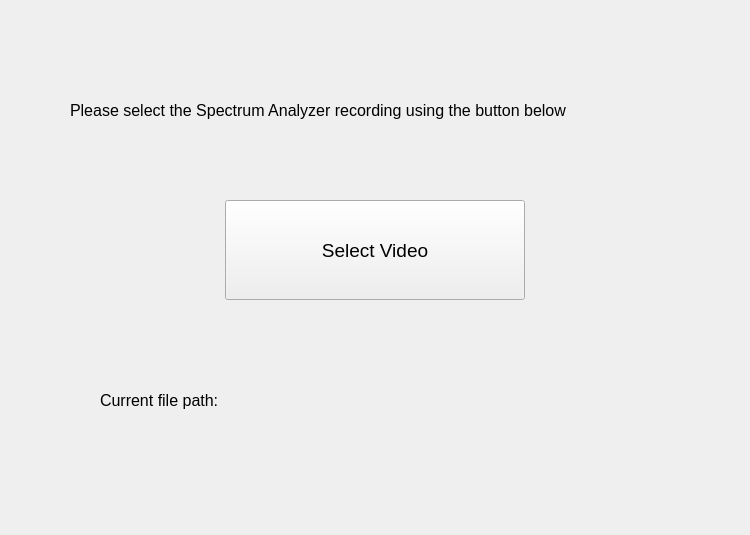
This is pyqt.ui in AnthonyDeSantiago/Spectrum_Analyzer_Tool as Qt 5 draws it before an edit. The edited form follows.
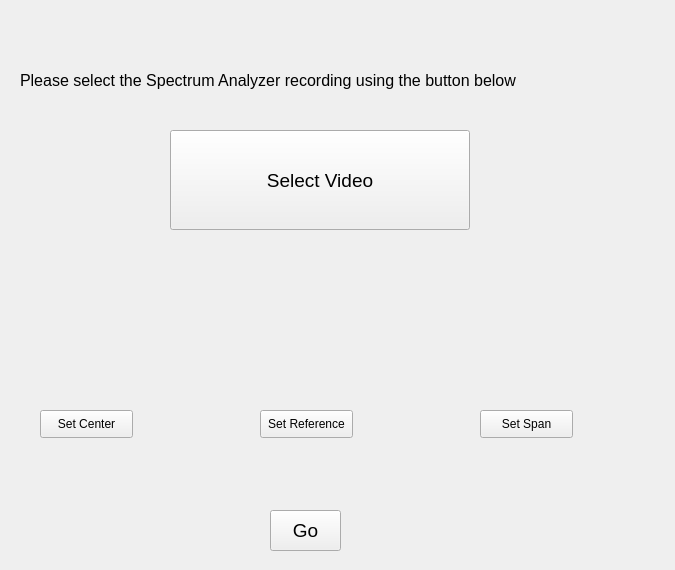
This is the edited form.

Commit message: span, center, reference

The edit to the form file:
```diff
--- a/pyqt.ui
+++ b/pyqt.ui
@@ -6,8 +6,8 @@
    <rect>
     <x>0</x>
     <y>0</y>
-    <width>750</width>
-    <height>535</height>
+    <width>675</width>
+    <height>570</height>
    </rect>
   </property>
   <property name="windowTitle">
@@ -16,8 +16,8 @@
   <widget class="QPushButton" name="pushButton">
    <property name="geometry">
     <rect>
-     <x>225</x>
-     <y>200</y>
+     <x>170</x>
+     <y>130</y>
      <width>300</width>
      <height>100</height>
     </rect>
@@ -34,8 +34,8 @@
   <widget class="QLabel" name="label">
    <property name="geometry">
     <rect>
-     <x>70</x>
-     <y>50</y>
+     <x>20</x>
+     <y>20</y>
      <width>631</width>
      <height>121</height>
     </rect>
@@ -52,9 +52,9 @@
   <widget class="QLabel" name="label_2">
    <property name="geometry">
     <rect>
-     <x>100</x>
-     <y>340</y>
-     <width>541</width>
+     <x>30</x>
+     <y>270</y>
+     <width>621</width>
      <height>121</height>
     </rect>
    </property>
@@ -64,7 +64,103 @@
     </font>
    </property>
    <property name="text">
-    <string>Current file path:</string>
+    <string/>
+   </property>
+  </widget>
+  <widget class="QPushButton" name="pushButton_2">
+   <property name="geometry">
+    <rect>
+     <x>40</x>
+     <y>410</y>
+     <width>93</width>
+     <height>28</height>
+    </rect>
+   </property>
+   <property name="text">
+    <string>Set Center</string>
+   </property>
+  </widget>
+  <widget class="QPushButton" name="pushButton_3">
+   <property name="geometry">
+    <rect>
+     <x>260</x>
+     <y>410</y>
+     <width>93</width>
+     <height>28</height>
+    </rect>
+   </property>
+   <property name="text">
+    <string>Set Reference</string>
+   </property>
+  </widget>
+  <widget class="QPushButton" name="pushButton_4">
+   <property name="geometry">
+    <rect>
+     <x>480</x>
+     <y>410</y>
+     <width>93</width>
+     <height>28</height>
+    </rect>
+   </property>
+   <property name="text">
+    <string>Set Span</string>
+   </property>
+  </widget>
+  <widget class="QLabel" name="label_6">
+   <property name="geometry">
+    <rect>
+     <x>40</x>
+     <y>450</y>
+     <width>181</width>
+     <height>16</height>
+    </rect>
+   </property>
+   <property name="text">
+    <string/>
+   </property>
+  </widget>
+  <widget class="QLabel" name="label_7">
+   <property name="geometry">
+    <rect>
+     <x>260</x>
+     <y>450</y>
+     <width>201</width>
+     <height>16</height>
+    </rect>
+   </property>
+   <property name="text">
+    <string/>
+   </property>
+  </widget>
+  <widget class="QLabel" name="label_8">
+   <property name="geometry">
+    <rect>
+     <x>480</x>
+     <y>450</y>
+     <width>181</width>
+     <height>16</height>
+    </rect>
+   </property>
+   <property name="text">
+    <string/>
+   </property>
+  </widget>
+  <widget class="QPushButton" name="pushButton_5">
+   <property name="geometry">
+    <rect>
+     <x>270</x>
+     <y>510</y>
+     <width>71</width>
+     <height>41</height>
+    </rect>
+   </property>
+   <property name="font">
+    <font>
+     <pointsize>14</pointsize>
+    </font>
+   </property>
+   <property name="text">
+    <string>Go</string>
    </property>
   </widget>
  </widget>
```
The commit also changes 2 other files.
